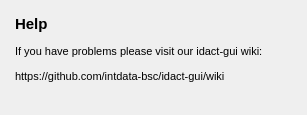
This is gui/widgets_templates/help.ui in intdata-bsc/idact-gui as Qt 5 draws it before an edit. The edited form follows.
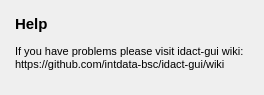
This is the edited form.

Commit message: Add title to help widget

What changed in the file:
```diff
--- a/gui/widgets_templates/help.ui
+++ b/gui/widgets_templates/help.ui
@@ -6,8 +6,8 @@
    <rect>
     <x>0</x>
     <y>0</y>
-    <width>307</width>
-    <height>115</height>
+    <width>264</width>
+    <height>95</height>
    </rect>
   </property>
   <property name="windowTitle">
@@ -34,8 +34,7 @@
 p, li { white-space: pre-wrap; }
 &lt;/style&gt;&lt;/head&gt;&lt;body style=&quot; font-family:'MS Shell Dlg 2'; font-size:8.25pt; font-weight:400; font-style:normal;&quot;&gt;
 &lt;p style=&quot; margin-top:12px; margin-bottom:12px; margin-left:0px; margin-right:0px; -qt-block-indent:0; text-indent:0px;&quot;&gt;&lt;span style=&quot; font-size:11pt; font-weight:600;&quot;&gt;Help&lt;/span&gt;&lt;/p&gt;
-&lt;p style=&quot; margin-top:12px; margin-bottom:12px; margin-left:0px; margin-right:0px; -qt-block-indent:0; text-indent:0px;&quot;&gt;If you have problems please visit our idact-gui wiki:  &lt;/p&gt;
-&lt;p style=&quot; margin-top:12px; margin-bottom:12px; margin-left:0px; margin-right:0px; -qt-block-indent:0; text-indent:0px;&quot;&gt;https://github.com/intdata-bsc/idact-gui/wiki&lt;/p&gt;&lt;/body&gt;&lt;/html&gt;</string>
+&lt;p style=&quot; margin-top:12px; margin-bottom:12px; margin-left:0px; margin-right:0px; -qt-block-indent:0; text-indent:0px;&quot;&gt;If you have problems please visit idact-gui wiki:&lt;br /&gt;https://github.com/intdata-bsc/idact-gui/wiki&lt;/p&gt;&lt;/body&gt;&lt;/html&gt;</string>
      </property>
     </widget>
    </item>
```
Left out of the diff: 6 changed lines with no effect on the pictures.
